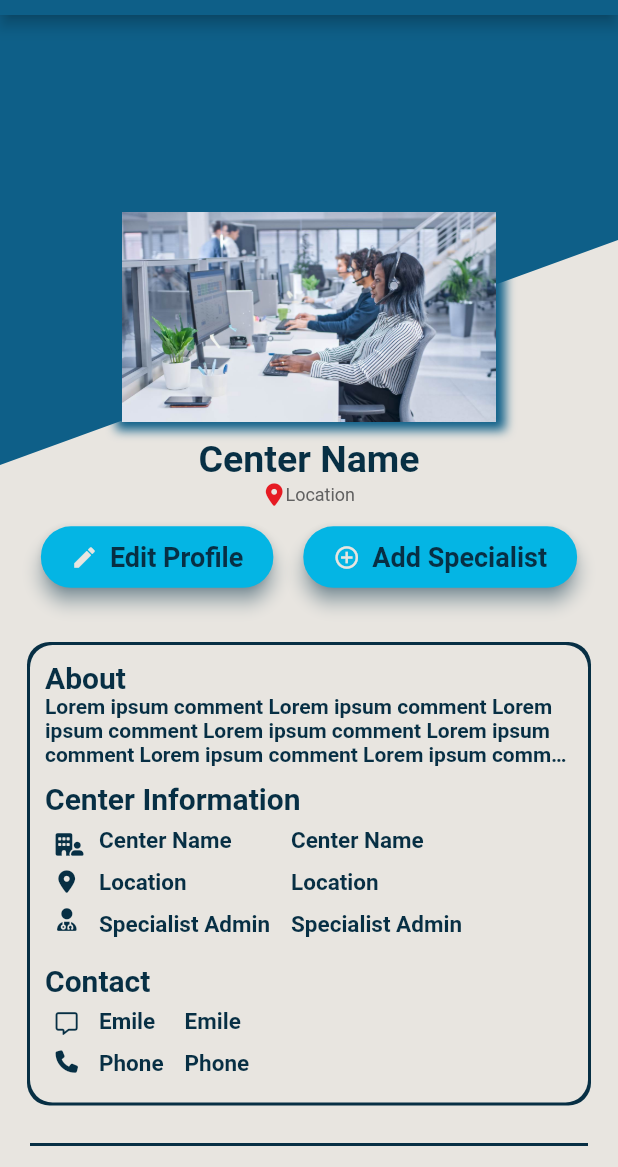
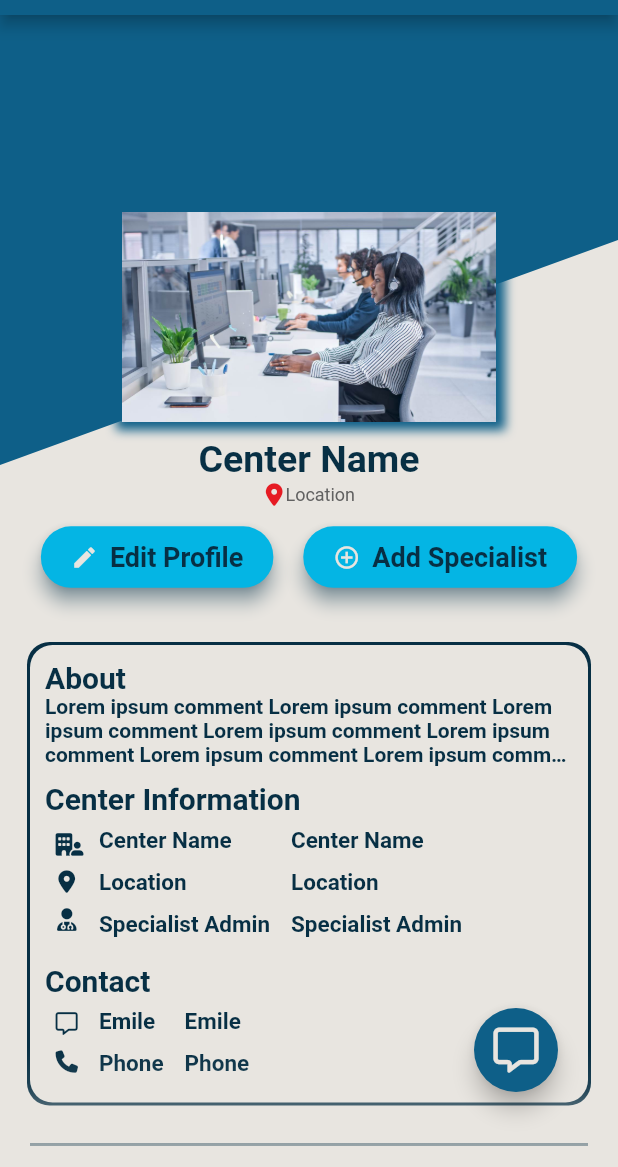
Before and after one commit to AsmaaSaleh1/Spectrum-speak, a Flutter app: the EditCenterProfile screen opened directly, after a tap on "Cansel", on a phone screen of 412 x 824 dp, the part 69-1236 px from its top. Run offline on Flutter 3.47's test engine with Material 2 defaults, Android fonts, the phone set to English and light mode, and no system bars; our stand-ins replace circular_profile_avatar, font_awesome_flutter, google_fonts; Roboto replaces fonts that are missing (Tinos).

Commit message:
Add a gradiant at the bottom

```diff
--- a/lib/screen/center_profile.dart
+++ b/lib/screen/center_profile.dart
@@ -1,4 +1,5 @@
 import 'package:flutter/material.dart';
+import 'package:font_awesome_flutter/font_awesome_flutter.dart';
 import 'package:spectrum_speak/const.dart';
 import 'package:spectrum_speak/units/review_add_from_user.dart';
 import 'package:spectrum_speak/widgets/card_review.dart';
@@ -23,14 +24,16 @@
         double screenWidth = constraints.maxWidth;
         double linePadding;
         if (screenWidth >= 1200) {
-          linePadding =110;
+          linePadding = 110;
         } else if (screenWidth >= 800) {
-          linePadding =70;
+          linePadding = 70;
         } else {
-          linePadding =20;
+          linePadding = 20;
         }
         return TopBar(
-          body: SingleChildScrollView(
+          body: Stack(
+            children: [
+              SingleChildScrollView(
                 child: Column(
                   children: <Widget>[
                     const StackContainerCenter(),
@@ -86,8 +89,44 @@
                         ],
                       ),
                     ),
+                    const SizedBox(height: 80.0),
                   ],
                 ),
+              ),
+              Positioned(
+                bottom: 0,
+                left: 0,
+                right: 0,
+                child: Container(
+                  height: 80, // Adjust the height as needed
+                  decoration: BoxDecoration(
+                    gradient: LinearGradient(
+                      begin: Alignment.bottomCenter,
+                      end: Alignment.topCenter,
+                      colors: [kPrimary.withOpacity(0.8),kPrimary.withOpacity(0.5),kPrimary.withOpacity(0.1),kPrimary.withOpacity(0.0)],
+                    ),
+                  ),
+                ),
+              ),
+              Positioned(
+                bottom: 50.0,
+                right: 40.0,
+                child: FloatingActionButton(
+                  onPressed: () {
+                    // Handle the message button press
+                    print('Message button pressed');
+                  },
+                  shape: CircleBorder(),
+                  materialTapTargetSize: MaterialTapTargetSize.shrinkWrap,
+                  backgroundColor: kDarkBlue,
+                  child: const Icon(
+                    FontAwesomeIcons.message,
+                    color: kPrimary,
+                    size: 30,
+                  ), // Customize the button color
+                ),
+              ),
+            ],
           ),
         );
       });
```
Also changed, not shown: lib/screen/parent_profile.dart (+21 -1 lines), lib/screen/specialist_profile.dart (+21 -1 lines). Lines whose indentation alone changed are shown as unchanged.
